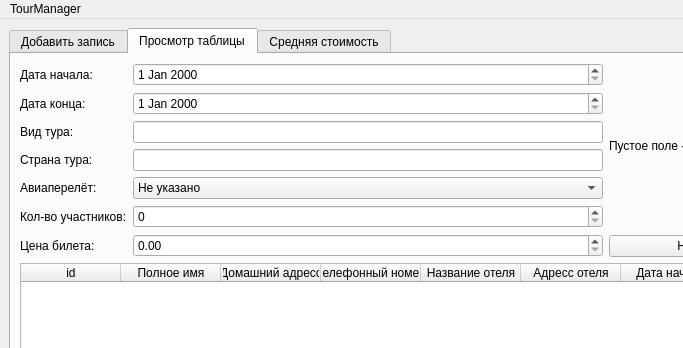
Old version of the form forms/MainWindow.ui in the repository gleb-gerasimov/secure_tourism_db_system; both pictures show x 0 to 683 and y 0 to 348 of the 800 by 600 pixel window.
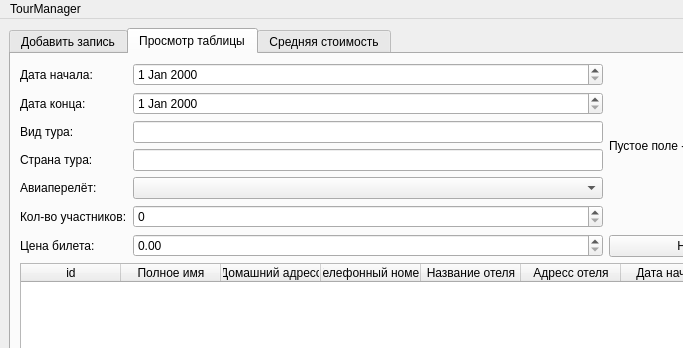
New version of the form. The open tabs and pages were chosen to show the change.

What changed in the file:
```diff
--- a/forms/MainWindow.ui
+++ b/forms/MainWindow.ui
@@ -273,11 +273,11 @@
               <item row="4" column="1">
                <widget class="QComboBox" name="tableHasFlightComboBox">
                 <property name="currentText">
-                 <string>Не указано</string>
+                 <string/>
                 </property>
                 <item>
                  <property name="text">
-                  <string>Не указано</string>
+                  <string/>
                  </property>
                 </item>
                 <item>
```
Left out of the diff: 2 changed lines with no effect on the pictures.
